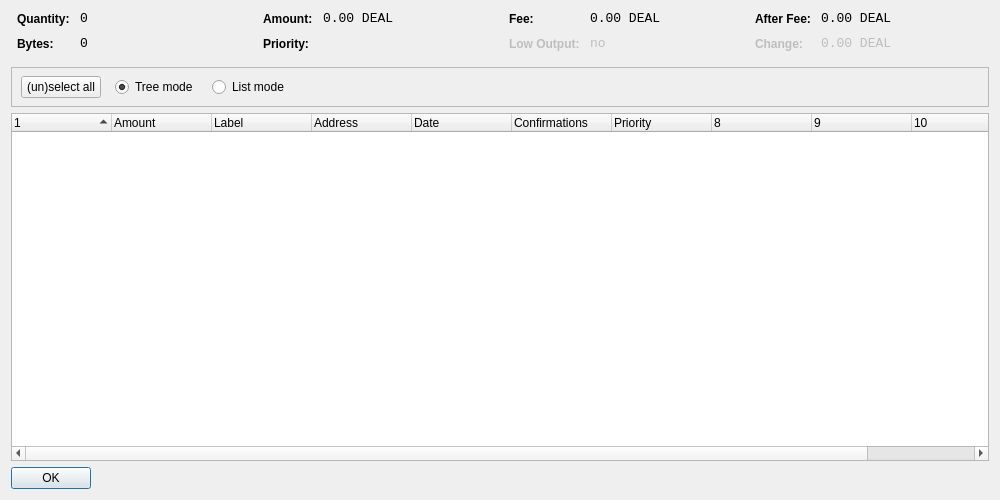
Before: the Qt Designer form src/qt/forms/coincontroldialog.ui in flokisatoshi/IdealCash-DEAL, drawn with Qt 5.
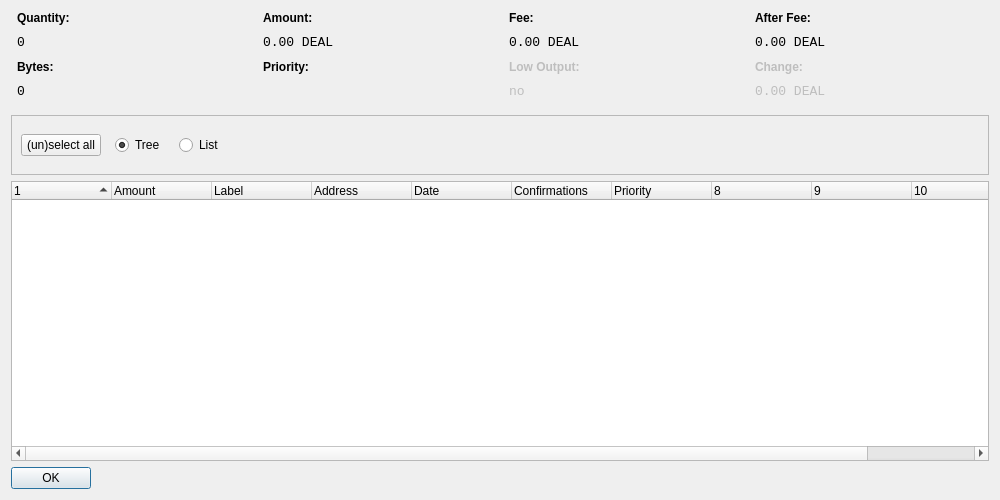
After: the same form once the commit is applied. Custom widgets are drawn as their Qt base class.

Patch:
```diff
--- a/src/qt/forms/coincontroldialog.ui
+++ b/src/qt/forms/coincontroldialog.ui
@@ -46,29 +46,7 @@
          </property>
         </widget>
        </item>
-       <item row="0" column="1">
-        <widget class="QLabel" name="labelCoinControlQuantity">
-         <property name="font">
-          <font>
-           <family>Monospace</family>
-           <pointsize>10</pointsize>
-          </font>
-         </property>
-         <property name="cursor">
-          <cursorShape>IBeamCursor</cursorShape>
-         </property>
-         <property name="contextMenuPolicy">
-          <enum>Qt::ActionsContextMenu</enum>
-         </property>
-         <property name="text">
-          <string notr="true">0</string>
-         </property>
-         <property name="textInteractionFlags">
-          <set>Qt::LinksAccessibleByMouse|Qt::TextSelectableByKeyboard|Qt::TextSelectableByMouse</set>
-         </property>
-        </widget>
-       </item>
-       <item row="1" column="0">
+       <item row="2" column="0">
         <widget class="QLabel" name="labelCoinControlBytesText">
          <property name="styleSheet">
           <string notr="true">font-weight:bold;</string>
@@ -78,7 +56,29 @@
          </property>
         </widget>
        </item>
-       <item row="1" column="1">
+       <item row="1" column="0">
+        <widget class="QLabel" name="labelCoinControlQuantity">
+         <property name="font">
+          <font>
+           <family>Monospace</family>
+           <pointsize>10</pointsize>
+          </font>
+         </property>
+         <property name="cursor">
+          <cursorShape>IBeamCursor</cursorShape>
+         </property>
+         <property name="contextMenuPolicy">
+          <enum>Qt::ActionsContextMenu</enum>
+         </property>
+         <property name="text">
+          <string notr="true">0</string>
+         </property>
+         <property name="textInteractionFlags">
+          <set>Qt::LinksAccessibleByMouse|Qt::TextSelectableByKeyboard|Qt::TextSelectableByMouse</set>
+         </property>
+        </widget>
+       </item>
+       <item row="3" column="0">
         <widget class="QLabel" name="labelCoinControlBytes">
          <property name="font">
           <font>
@@ -126,29 +126,7 @@
          </property>
         </widget>
        </item>
-       <item row="0" column="1">
-        <widget class="QLabel" name="labelCoinControlAmount">
-         <property name="font">
-          <font>
-           <family>Monospace</family>
-           <pointsize>10</pointsize>
-          </font>
-         </property>
-         <property name="cursor">
-          <cursorShape>IBeamCursor</cursorShape>
-         </property>
-         <property name="contextMenuPolicy">
-          <enum>Qt::ActionsContextMenu</enum>
-         </property>
-         <property name="text">
-          <string notr="true">0.00 DEAL</string>
-         </property>
-         <property name="textInteractionFlags">
-          <set>Qt::LinksAccessibleByMouse|Qt::TextSelectableByKeyboard|Qt::TextSelectableByMouse</set>
-         </property>
-        </widget>
-       </item>
-       <item row="1" column="0">
+       <item row="2" column="0">
         <widget class="QLabel" name="labelCoinControlPriorityText">
          <property name="styleSheet">
           <string notr="true">font-weight:bold;</string>
@@ -158,7 +136,29 @@
          </property>
         </widget>
        </item>
-       <item row="1" column="1">
+       <item row="1" column="0">
+        <widget class="QLabel" name="labelCoinControlAmount">
+         <property name="font">
+          <font>
+           <family>Monospace</family>
+           <pointsize>10</pointsize>
+          </font>
+         </property>
+         <property name="cursor">
+          <cursorShape>IBeamCursor</cursorShape>
+         </property>
+         <property name="contextMenuPolicy">
+          <enum>Qt::ActionsContextMenu</enum>
+         </property>
+         <property name="text">
+          <string notr="true">0.00 DEAL</string>
+         </property>
+         <property name="textInteractionFlags">
+          <set>Qt::LinksAccessibleByMouse|Qt::TextSelectableByKeyboard|Qt::TextSelectableByMouse</set>
+         </property>
+        </widget>
+       </item>
+       <item row="3" column="0">
         <widget class="QLabel" name="labelCoinControlPriority">
          <property name="font">
           <font>
@@ -206,29 +206,7 @@
          </property>
         </widget>
        </item>
-       <item row="0" column="1">
-        <widget class="QLabel" name="labelCoinControlFee">
-         <property name="font">
-          <font>
-           <family>Monospace</family>
-           <pointsize>10</pointsize>
-          </font>
-         </property>
-         <property name="cursor">
-          <cursorShape>IBeamCursor</cursorShape>
-         </property>
-         <property name="contextMenuPolicy">
-          <enum>Qt::ActionsContextMenu</enum>
-         </property>
-         <property name="text">
-          <string notr="true">0.00 DEAL</string>
-         </property>
-         <property name="textInteractionFlags">
-          <set>Qt::LinksAccessibleByMouse|Qt::TextSelectableByKeyboard|Qt::TextSelectableByMouse</set>
-         </property>
-        </widget>
-       </item>
-       <item row="1" column="0">
+       <item row="2" column="0">
         <widget class="QLabel" name="labelCoinControlLowOutputText">
          <property name="enabled">
           <bool>false</bool>
@@ -241,7 +219,29 @@
          </property>
         </widget>
        </item>
-       <item row="1" column="1">
+       <item row="1" column="0">
+        <widget class="QLabel" name="labelCoinControlFee">
+         <property name="font">
+          <font>
+           <family>Monospace</family>
+           <pointsize>10</pointsize>
+          </font>
+         </property>
+         <property name="cursor">
+          <cursorShape>IBeamCursor</cursorShape>
+         </property>
+         <property name="contextMenuPolicy">
+          <enum>Qt::ActionsContextMenu</enum>
+         </property>
+         <property name="text">
+          <string notr="true">0.00 DEAL</string>
+         </property>
+         <property name="textInteractionFlags">
+          <set>Qt::LinksAccessibleByMouse|Qt::TextSelectableByKeyboard|Qt::TextSelectableByMouse</set>
+         </property>
+        </widget>
+       </item>
+       <item row="3" column="0">
         <widget class="QLabel" name="labelCoinControlLowOutput">
          <property name="enabled">
           <bool>false</bool>
@@ -292,29 +292,7 @@
          </property>
         </widget>
        </item>
-       <item row="0" column="1">
-        <widget class="QLabel" name="labelCoinControlAfterFee">
-         <property name="font">
-          <font>
-           <family>Monospace</family>
-           <pointsize>10</pointsize>
-          </font>
-         </property>
-         <property name="cursor">
-          <cursorShape>IBeamCursor</cursorShape>
-         </property>
-         <property name="contextMenuPolicy">
-          <enum>Qt::ActionsContextMenu</enum>
-         </property>
-         <property name="text">
-          <string notr="true">0.00 DEAL</string>
-         </property>
-         <property name="textInteractionFlags">
-          <set>Qt::LinksAccessibleByMouse|Qt::TextSelectableByKeyboard|Qt::TextSelectableByMouse</set>
-         </property>
-        </widget>
-       </item>
-       <item row="1" column="0">
+       <item row="2" column="0">
         <widget class="QLabel" name="labelCoinControlChangeText">
          <property name="enabled">
           <bool>false</bool>
@@ -327,7 +305,29 @@
          </property>
         </widget>
        </item>
-       <item row="1" column="1">
+       <item row="1" column="0">
+        <widget class="QLabel" name="labelCoinControlAfterFee">
+         <property name="font">
+          <font>
+           <family>Monospace</family>
+           <pointsize>10</pointsize>
+          </font>
+         </property>
+         <property name="cursor">
+          <cursorShape>IBeamCursor</cursorShape>
+         </property>
+         <property name="contextMenuPolicy">
+          <enum>Qt::ActionsContextMenu</enum>
+         </property>
+         <property name="text">
+          <string notr="true">0.00 DEAL</string>
+         </property>
+         <property name="textInteractionFlags">
+          <set>Qt::LinksAccessibleByMouse|Qt::TextSelectableByKeyboard|Qt::TextSelectableByMouse</set>
+         </property>
+        </widget>
+       </item>
+       <item row="3" column="0">
         <widget class="QLabel" name="labelCoinControlChange">
          <property name="enabled">
           <bool>false</bool>
@@ -361,7 +361,7 @@
      <property name="minimumSize">
       <size>
        <width>0</width>
-       <height>40</height>
+       <height>60</height>
       </size>
      </property>
      <property name="frameShape">
@@ -370,16 +370,9 @@
      <property name="frameShadow">
       <enum>QFrame::Sunken</enum>
      </property>
-     <widget class="QWidget" name="horizontalLayoutWidget">
-      <property name="geometry">
-       <rect>
-        <x>10</x>
-        <y>0</y>
-        <width>781</width>
-        <height>41</height>
-       </rect>
-      </property>
-      <layout class="QHBoxLayout" name="horizontalLayoutPanel" stretch="0,0,0,0,0">
+     <layout class="QVBoxLayout" name="verticalLayout_2">
+      <item>
+       <layout class="QHBoxLayout" name="horizontalLayoutPanel" stretch="0,0,0,0">
        <property name="spacing">
         <number>14</number>
        </property>
@@ -405,7 +398,7 @@
           </sizepolicy>
          </property>
          <property name="text">
-          <string>Tree mode</string>
+           <string>Tree</string>
          </property>
          <property name="checked">
           <bool>true</bool>
@@ -421,7 +414,7 @@
           </sizepolicy>
          </property>
          <property name="text">
-          <string>List mode</string>
+           <string>List</string>
          </property>
         </widget>
        </item>
@@ -439,11 +432,17 @@
         </spacer>
        </item>
       </layout>
-     </widget>
+      </item>
+     </layout>
     </widget>
    </item>
    <item>
     <widget class="CoinControlTreeWidget" name="treeWidget">
+     <property name="font">
+      <font>
+       <pointsize>9</pointsize>
+      </font>
+     </property>
      <property name="contextMenuPolicy">
       <enum>Qt::CustomContextMenu</enum>
      </property>
```
Lines whose indentation alone changed are shown as unchanged.
